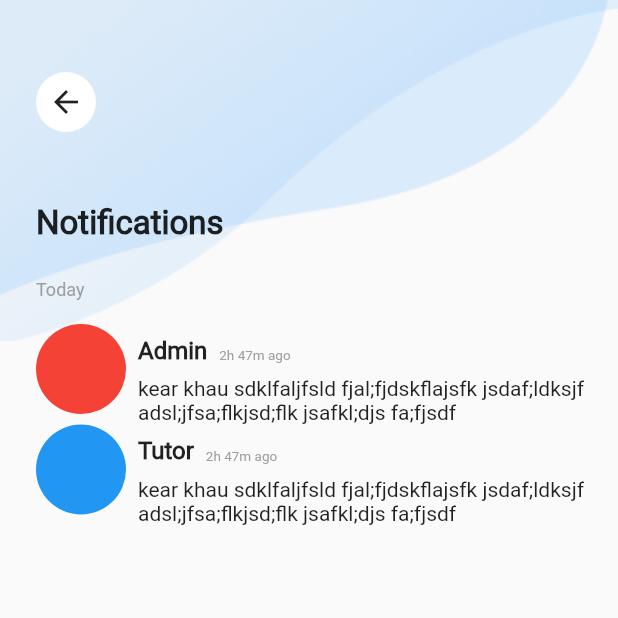
After one commit to gautam232019/acadeque_student_app, a Flutter app: the NotificationScreen screen opened by its route, on a phone screen of 412 x 824 dp, the top half of it. The commit adds this screen. Run offline on Flutter 3.47's test engine with Material 2 defaults, Android fonts, the phone set to English and light mode, and no system bars; drawn by our look-alikes of oktoast; our stand-ins replace dio, flutter_svg, get_storage, jiffy; missing offline and left inert: jwt_decode; accounts and stored records are empty; project files that could hold a hidden picture were left out.

Commit message:
notification static data added

```diff
--- a/lib/main.dart
+++ b/lib/main.dart
@@ -2,6 +2,8 @@ import 'package:acadeque_student_app/modules/doubt_screen/doube_state.dart';
 import 'package:acadeque_student_app/modules/doubt_screen/doubt_screen.dart';
 import 'package:acadeque_student_app/modules/login/login_screen.dart';
 import 'package:acadeque_student_app/modules/login/login_state.dart';
+import 'package:acadeque_student_app/modules/notifications/notification_state.dart';
+import 'package:acadeque_student_app/modules/notifications/notifications_screen.dart';
 import 'package:acadeque_student_app/modules/register/register_screen.dart';
 import 'package:acadeque_student_app/modules/register/register_state.dart';
 import 'package:acadeque_student_app/modules/splash/splash_screen.dart';
@@ -50,6 +52,10 @@ class App extends StatelessWidget {
                 create: (_) => DoubtState(),
                 child: const DoubtScreen(),
               ),
+          '/notifications': (context) => ChangeNotifierProvider(
+                create: (_) => NotificationState(),
+                child: const NotificationScreen(),
+              ),
         },
         initialRoute: '/splash',
         debugShowCheckedModeBanner: false,
--- a/lib/modules/doubt_screen/tabs/home/home_screen.dart
+++ b/lib/modules/doubt_screen/tabs/home/home_screen.dart
@@ -51,7 +51,9 @@ class HomeScreen extends StatelessWidget {
                         ],
                       ),
                       InkWell(
-                        onTap: () {},
+                        onTap: () {
+                          Navigator.pushNamed(context, "/notifications");
+                        },
                         child: SizedBox(
                           height: 24.92,
                           width: 22,
--- a/lib/modules/login/login_screen.dart
+++ b/lib/modules/login/login_screen.dart
@@ -32,7 +32,8 @@ class LoginScreen extends StatelessWidget {
                           fontFamily: 'Roboto',
                           fontSize: 32,
                           fontWeight: FontWeight.w700),
-                  )),
+                    ),
+                  ),
                 ),
                 Form(
                   key: state.formKey,
--- /dev/null
+++ b/lib/modules/notifications/notification_state.dart
@@ -0,0 +1,3 @@
+import 'package:acadeque_student_app/core/state/base_state.dart';
+
+class NotificationState extends BaseState {}
--- /dev/null
+++ b/lib/modules/notifications/notifications_screen.dart
@@ -0,0 +1,193 @@
+import 'package:acadeque_student_app/common/ui/ui_helpers.dart';
+import 'package:flutter/material.dart';
+
+class NotificationScreen extends StatelessWidget {
+  const NotificationScreen({Key? key}) : super(key: key);
+
+  @override
+  Widget build(BuildContext context) {
+    return SafeArea(
+      child: Scaffold(
+        body: Stack(
+          children: [
+            Container(
+              height: 227,
+              decoration: const BoxDecoration(
+                image: DecorationImage(
+                    image: AssetImage('assets/images/login.png'),
+                    fit: BoxFit.cover),
+              ),
+              child: const Center(
+                child: Text(
+                  "",
+                  style: TextStyle(
+                      color: Color(0xFF373737),
+                      fontFamily: 'Roboto',
+                      fontSize: 32,
+                      fontWeight: FontWeight.w700),
+                ),
+              ),
+            ),
+            Column(
+              crossAxisAlignment: CrossAxisAlignment.start,
+              children: [
+                lHeightSpan,
+                lHeightSpan,
+                Row(
+                  children: [
+                    lWidthSpan,
+                    Container(
+                      decoration: BoxDecoration(
+                        color: Colors.white,
+                        borderRadius: BorderRadius.circular(50),
+                      ),
+                      height: 40,
+                      width: 40,
+                      child: const Icon(Icons.arrow_back),
+                    ),
+                  ],
+                ),
+                lHeightSpan,
+                lHeightSpan,
+                Row(
+                  children: const [
+                    lWidthSpan,
+                    Text(
+                      "Notifications",
+                      style: TextStyle(
+                        fontWeight: FontWeight.bold,
+                        fontSize: 22,
+                      ),
+                    ),
+                  ],
+                ),
+                lHeightSpan,
+                Row(
+                  children: const [
+                    lWidthSpan,
+                    Text(
+                      "Today",
+                      style: TextStyle(
+                        fontSize: 12,
+                        color: Colors.grey,
+                      ),
+                    ),
+                  ],
+                ),
+                mHeightSpan,
+                Row(
+                  crossAxisAlignment: CrossAxisAlignment.start,
+                  children: [
+                    lWidthSpan,
+                    const CircleAvatar(
+                      backgroundColor: Colors.red,
+                      radius: 30,
+                    ),
+                    sWidthSpan,
+                    Expanded(
+                      child: Column(
+                        crossAxisAlignment: CrossAxisAlignment.start,
+                        children: [
+                          sHeightSpan,
+                          Row(
+                            children: [
+                              const Text(
+                                "Admin",
+                                style: TextStyle(
+                                  fontWeight: FontWeight.bold,
+                                  fontSize: 16,
+                                ),
+                              ),
+                              sWidthSpan,
+                              Column(
+                                children: const [
+                                  sHeightSpan,
+                                  Text(
+                                    "2h 47m ago",
+                                    style: TextStyle(
+                                      color: Colors.grey,
+                                      fontSize: 9,
+                                    ),
+                                  ),
+                                ],
+                              ),
+                            ],
+                          ),
+                          sHeightSpan,
+                          Row(
+                            children: const [
+                              Expanded(
+                                child: Text(
+                                  "kear khau sdklfaljfsld fjal;fjdskflajsfk jsdaf;ldksjf adsl;jfsa;flkjsd;flk jsafkl;djs fa;fjsdf ",
+                                  overflow: TextOverflow.visible,
+                                ),
+                              ),
+                            ],
+                          )
+                        ],
+                      ),
+                    )
+                  ],
+                ),
+                Row(
+                  crossAxisAlignment: CrossAxisAlignment.start,
+                  children: [
+                    lWidthSpan,
+                    const CircleAvatar(
+                      backgroundColor: Colors.blue,
+                      radius: 30,
+                    ),
+                    sWidthSpan,
+                    Expanded(
+                      child: Column(
+                        crossAxisAlignment: CrossAxisAlignment.start,
+                        children: [
+                          sHeightSpan,
+                          Row(
+                            children: [
+                              const Text(
+                                "Tutor",
+                                style: TextStyle(
+                                  fontWeight: FontWeight.bold,
+                                  fontSize: 16,
+                                ),
+                              ),
+                              sWidthSpan,
+                              Column(
+                                children: const [
+                                  sHeightSpan,
+                                  Text(
+                                    "2h 47m ago",
+                                    style: TextStyle(
+                                      color: Colors.grey,
+                                      fontSize: 9,
+                                    ),
+                                  ),
+                                ],
+                              ),
+                            ],
+                          ),
+                          sHeightSpan,
+                          Row(
+                            children: const [
+                              Expanded(
+                                child: Text(
+                                  "kear khau sdklfaljfsld fjal;fjdskflajsfk jsdaf;ldksjf adsl;jfsa;flkjsd;flk jsafkl;djs fa;fjsdf ",
+                                  overflow: TextOverflow.visible,
+                                ),
+                              ),
+                            ],
+                          )
+                        ],
+                      ),
+                    )
+                  ],
+                )
+              ],
+            )
+          ],
+        ),
+      ),
+    );
+  }
+}
```
Lines whose indentation alone changed are shown as unchanged.
